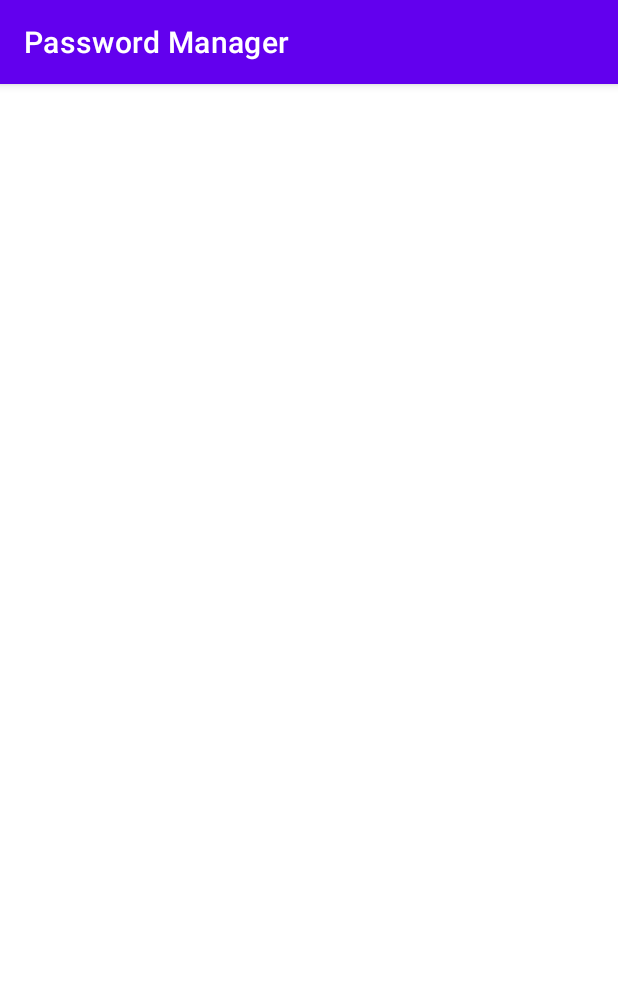
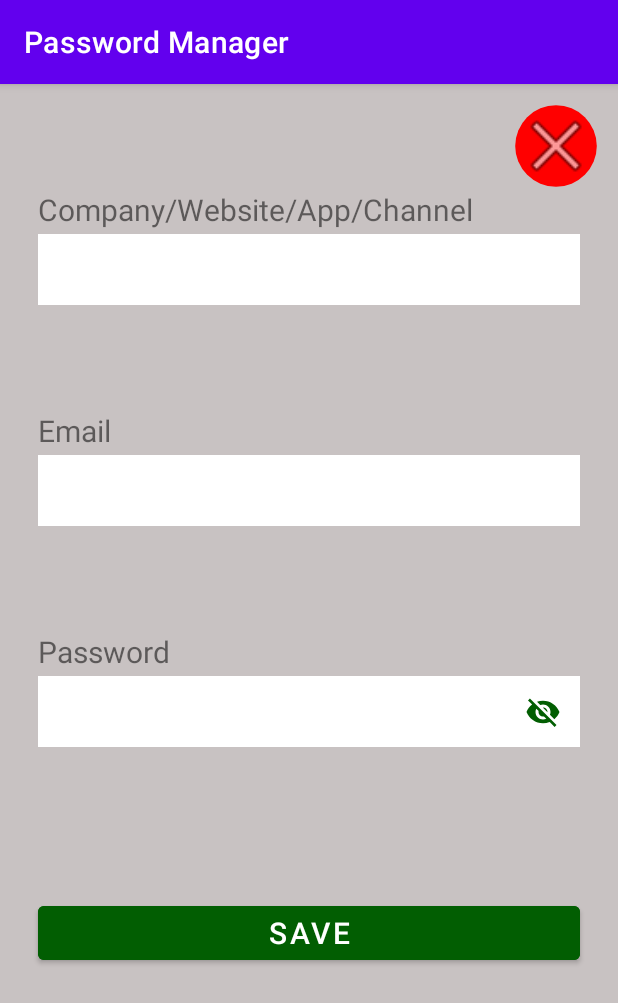
Before and after one commit to jmgccp4eva/Password_Manager, an Android app: the AddPassword screen opened directly, with no data from a screen before it, on a phone screen of 412 x 824 dp. Shown: the top 1003 px of the screen. Run offline under Robolectric (Android 15) with nearby library versions, the phone set to English and light mode, and no system bars; our stand-ins replace Firebase (no records; nobody signed in at launch, a user with empty details on screens opened directly); 9 statements that could not run were skipped.

Commit message:
SignIn, Registration,MainMenu,Device,DeviceAdapter, DeviceListBuilder, Devices, NotApprovedYet, ApproveOrDenyDevice,EditViewDevice, DeleteDevice,Password,  Passwords,PasswordListBuilder,AddPassword,EditViewCopyPassword are all done
Password section needs: DeletePassword...that might be it

```diff
--- a/app/src/main/res/layout/activity_add_password.xml
+++ b/app/src/main/res/layout/activity_add_password.xml
@@ -3,7 +3,137 @@
     xmlns:app="http://schemas.android.com/apk/res-auto"
     xmlns:tools="http://schemas.android.com/tools"
     android:layout_width="match_parent"
+    android:background="@color/gray"
     android:layout_height="match_parent"
-    tools:context=".AddPassword">
+    tools:context=".EditViewDevice">
+
+    <EditText
+        android:id="@+id/etAPItemName"
+        android:layout_width="match_parent"
+        android:layout_height="wrap_content"
+        android:layout_marginStart="25dp"
+        android:layout_marginTop="100dp"
+        android:layout_marginEnd="25dp"
+        android:background="@color/white"
+        android:inputType="textPersonName"
+        android:padding="10dp"
+        android:textColor="@color/green"
+        android:textSize="20sp"
+        app:layout_constraintEnd_toEndOf="parent"
+        app:layout_constraintStart_toStartOf="parent"
+        app:layout_constraintTop_toTopOf="parent" />
+
+    <EditText
+        android:id="@+id/etAPEmail"
+        android:layout_width="match_parent"
+        android:layout_height="wrap_content"
+        android:layout_marginStart="25dp"
+        android:layout_marginTop="100dp"
+        android:layout_marginEnd="25dp"
+        android:background="@color/white"
+        android:inputType="textEmailAddress"
+        android:padding="10dp"
+        android:textColor="@color/green"
+        android:textSize="20sp"
+        app:layout_constraintEnd_toEndOf="parent"
+        app:layout_constraintStart_toStartOf="parent"
+        app:layout_constraintTop_toBottomOf="@+id/etAPItemName"
+        tools:ignore="TextFields" />
+
+    <EditText
+        android:id="@+id/etAPPassword"
+        android:layout_width="match_parent"
+        android:layout_height="wrap_content"
+        android:layout_marginStart="25dp"
+        android:layout_marginTop="100dp"
+        android:layout_marginEnd="25dp"
+        android:background="@color/white"
+        android:inputType="textPassword"
+        android:padding="10dp"
+        android:textColor="@color/green"
+        android:textSize="20sp"
+        app:layout_constraintEnd_toEndOf="parent"
+        app:layout_constraintStart_toStartOf="parent"
+        app:layout_constraintTop_toBottomOf="@+id/etAPEmail" />
+
+    <TextView
+        android:id="@+id/tvAPItemName"
+        android:layout_width="match_parent"
+        android:layout_height="wrap_content"
+        android:layout_marginStart="25dp"
+        android:layout_marginTop="70dp"
+        android:layout_marginEnd="25dp"
+        android:text="@string/itemName"
+        android:textSize="20sp"
+        app:layout_constraintEnd_toEndOf="parent"
+        app:layout_constraintStart_toStartOf="parent"
+        app:layout_constraintTop_toTopOf="parent" />
+
+    <TextView
+        android:id="@+id/tvAPEmail"
+        android:layout_width="match_parent"
+        android:layout_height="wrap_content"
+        android:layout_marginStart="25dp"
+        android:layout_marginTop="120dp"
+        android:layout_marginEnd="25dp"
+        android:text="@string/email"
+        android:textSize="20sp"
+        app:layout_constraintEnd_toEndOf="parent"
+        app:layout_constraintStart_toStartOf="parent"
+        app:layout_constraintTop_toBottomOf="@+id/tvAPItemName" />
+
+    <TextView
+        android:id="@+id/tvAPPassword"
+        android:layout_width="match_parent"
+        android:layout_height="wrap_content"
+        android:layout_marginStart="25dp"
+        android:layout_marginTop="120dp"
+        android:layout_marginEnd="25dp"
+        android:text="@string/password"
+        android:textSize="20sp"
+        app:layout_constraintEnd_toEndOf="parent"
+        app:layout_constraintStart_toStartOf="parent"
+        app:layout_constraintTop_toBottomOf="@+id/tvAPEmail" />
+
+    <Button
+        android:id="@+id/btnAPSavePasswordInfo"
+        android:layout_width="match_parent"
+        android:layout_height="wrap_content"
+        android:layout_marginStart="25dp"
+        android:layout_marginTop="100dp"
+        android:layout_marginEnd="25dp"
+        android:backgroundTint="@color/green"
+        android:text="@string/save"
+        android:textSize="20sp"
+        app:layout_constraintEnd_toEndOf="parent"
+        app:layout_constraintStart_toStartOf="parent"
+        app:layout_constraintTop_toBottomOf="@+id/etAPPassword" />
+
+    <ImageButton
+        android:id="@+id/ibCancelAP"
+        android:layout_width="wrap_content"
+        android:layout_height="wrap_content"
+        android:layout_marginTop="25dp"
+        android:layout_marginEnd="25dp"
+        android:scaleType="center"
+        android:scaleY="1.7"
+        android:scaleX="1.7"
+        android:foregroundTint="@color/white"
+        android:background="@drawable/roundbutton"
+        app:layout_constraintEnd_toEndOf="parent"
+        app:layout_constraintTop_toTopOf="parent"
+        app:srcCompat="@android:drawable/ic_menu_close_clear_cancel" />
+
+    <ImageButton
+        android:id="@+id/ibAPPasswordVis"
+        android:layout_width="50dp"
+        android:layout_height="45dp"
+        android:background="@color/white"
+        android:contentDescription="@string/password_visible_or_not"
+        android:src="@drawable/ic_baseline_visibility_off_24"
+        app:layout_constraintBottom_toBottomOf="@+id/etAPPassword"
+        app:layout_constraintEnd_toEndOf="@+id/etAPPassword"
+        app:layout_constraintTop_toTopOf="@+id/etAPPassword" />
+
 
 </androidx.constraintlayout.widget.ConstraintLayout>
```
Also changed, not shown: app/src/main/java/com/iceberg/password_manager/AddPassword.java (+138 -1 lines).
